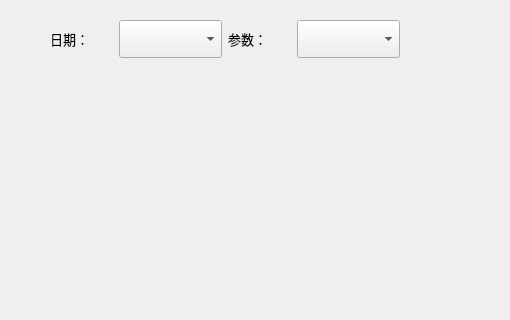
The window that historydata.ui (ives560/InverterController) describes before a commit, drawn with Qt 5; both pictures show x 0 to 510 and y 0 to 320 of the 800 by 320 pixel window.
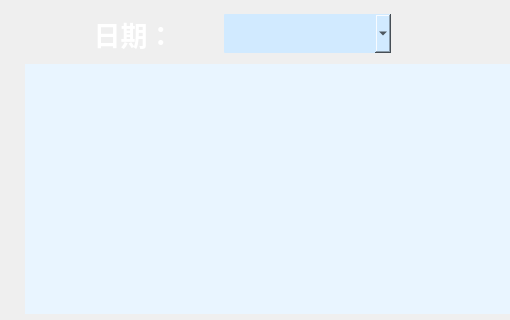
The same window after the commit. Custom widgets are drawn as their Qt base class.

The edit to the form file:
```diff
--- a/historydata.ui
+++ b/historydata.ui
@@ -13,95 +13,134 @@
   <property name="windowTitle">
    <string>Form</string>
   </property>
-  <widget class="Chart" name="chart" native="true">
+  <widget class="QTableView" name="tableView">
    <property name="geometry">
     <rect>
-     <x>30</x>
-     <y>80</y>
-     <width>711</width>
-     <height>200</height>
+     <x>25</x>
+     <y>64</y>
+     <width>750</width>
+     <height>250</height>
     </rect>
    </property>
+   <property name="sizePolicy">
+    <sizepolicy hsizetype="Preferred" vsizetype="Preferred">
+     <horstretch>0</horstretch>
+     <verstretch>0</verstretch>
+    </sizepolicy>
+   </property>
+   <property name="focusPolicy">
+    <enum>Qt::NoFocus</enum>
+   </property>
+   <property name="styleSheet">
+    <string notr="true">background:rgb(233,245,255);alternate-background-color: rgb(209,234,255);
+</string>
+   </property>
+   <property name="frameShape">
+    <enum>QFrame::NoFrame</enum>
+   </property>
+   <property name="frameShadow">
+    <enum>QFrame::Plain</enum>
+   </property>
+   <property name="editTriggers">
+    <set>QAbstractItemView::NoEditTriggers</set>
+   </property>
+   <property name="alternatingRowColors">
+    <bool>true</bool>
+   </property>
+   <property name="selectionMode">
+    <enum>QAbstractItemView::NoSelection</enum>
+   </property>
+   <property name="textElideMode">
+    <enum>Qt::ElideNone</enum>
+   </property>
+   <attribute name="horizontalHeaderVisible">
+    <bool>true</bool>
+   </attribute>
+   <attribute name="horizontalHeaderHighlightSections">
+    <bool>false</bool>
+   </attribute>
+   <attribute name="horizontalHeaderStretchLastSection">
+    <bool>false</bool>
+   </attribute>
+   <attribute name="verticalHeaderVisible">
+    <bool>false</bool>
+   </attribute>
+   <attribute name="verticalHeaderCascadingSectionResizes">
+    <bool>false</bool>
+   </attribute>
+   <attribute name="verticalHeaderHighlightSections">
+    <bool>false</bool>
+   </attribute>
   </widget>
-  <widget class="QLabel" name="label">
+  <widget class="QWidget" name="layoutWidget">
    <property name="geometry">
     <rect>
      <x>50</x>
-     <y>20</y>
-     <width>63</width>
-     <height>38</height>
+     <y>8</y>
+     <width>341</width>
+     <height>51</height>
     </rect>
    </property>
-   <property name="font">
-    <font>
-     <family>AR PL UKai CN</family>
-     <pointsize>10</pointsize>
-    </font>
-   </property>
-   <property name="text">
-    <string>日期：</string>
-   </property>
-  </widget>
-  <widget class="QComboBox" name="cbox_para">
-   <property name="geometry">
-    <rect>
-     <x>297</x>
-     <y>20</y>
-     <width>103</width>
-     <height>38</height>
-    </rect>
-   </property>
-   <property name="font">
-    <font>
-     <family>AR PL UKai CN</family>
-     <pointsize>10</pointsize>
-    </font>
-   </property>
-  </widget>
-  <widget class="QLabel" name="label_2">
-   <property name="geometry">
-    <rect>
-     <x>228</x>
-     <y>20</y>
-     <width>63</width>
-     <height>38</height>
-    </rect>
-   </property>
-   <property name="font">
-    <font>
-     <family>AR PL UKai CN</family>
-     <pointsize>10</pointsize>
-    </font>
-   </property>
-   <property name="text">
-    <string>参数：</string>
-   </property>
-  </widget>
-  <widget class="QComboBox" name="cbox_data">
-   <property name="geometry">
-    <rect>
-     <x>119</x>
-     <y>20</y>
-     <width>103</width>
-     <height>38</height>
-    </rect>
-   </property>
-   <property name="font">
-    <font>
-     <family>AR PL UKai CN</family>
-     <pointsize>10</pointsize>
-    </font>
-   </property>
+   <layout class="QHBoxLayout" name="horizontalLayout">
+    <item>
+     <widget class="QLabel" name="label">
+      <property name="sizePolicy">
+       <sizepolicy hsizetype="Expanding" vsizetype="Preferred">
+        <horstretch>0</horstretch>
+        <verstretch>0</verstretch>
+       </sizepolicy>
+      </property>
+      <property name="font">
+       <font>
+        <family>AR PL UKai CN</family>
+        <pointsize>20</pointsize>
+        <weight>75</weight>
+        <bold>true</bold>
+       </font>
+      </property>
+      <property name="styleSheet">
+       <string notr="true">color:white;</string>
+      </property>
+      <property name="text">
+       <string>日期：</string>
+      </property>
+      <property name="alignment">
+       <set>Qt::AlignCenter</set>
+      </property>
+     </widget>
+    </item>
+    <item>
+     <widget class="QComboBox" name="cbox_data">
+      <property name="sizePolicy">
+       <sizepolicy hsizetype="Expanding" vsizetype="Fixed">
+        <horstretch>0</horstretch>
+        <verstretch>0</verstretch>
+       </sizepolicy>
+      </property>
+      <property name="font">
+       <font>
+        <family>AR PL UKai CN</family>
+        <pointsize>20</pointsize>
+       </font>
+      </property>
+      <property name="styleSheet">
+       <string notr="true">background-color: rgb(209, 234, 255);
+border-radius: 1px;</string>
+      </property>
+      <property name="currentIndex">
+       <number>-1</number>
+      </property>
+      <property name="sizeAdjustPolicy">
+       <enum>QComboBox::AdjustToContents</enum>
+      </property>
+      <property name="frame">
+       <bool>true</bool>
+      </property>
+     </widget>
+    </item>
+   </layout>
   </widget>
  </widget>
- <customwidgets>
-  <customwidget>
-   <class>Chart</class>
-   <extends>QWidget</extends>
-   <header location="global">chart.h</header>
-   <container>1</container>
-  </customwidget>
- </customwidgets>
  <resources/>
  <connections/>
 </ui>
```
